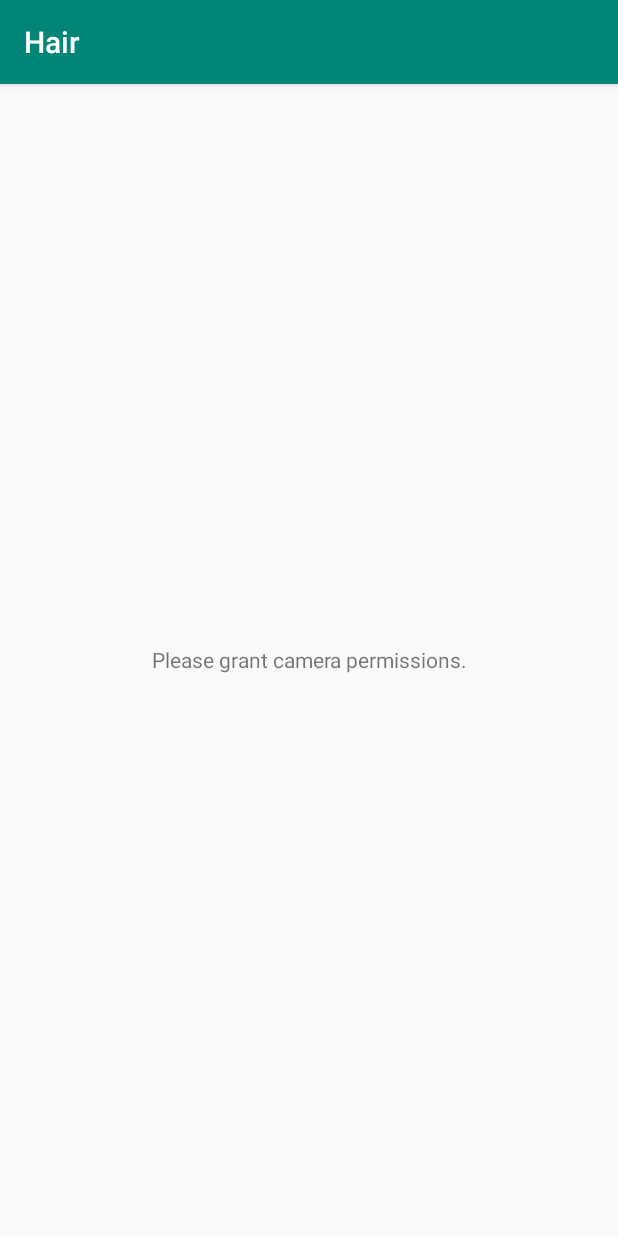
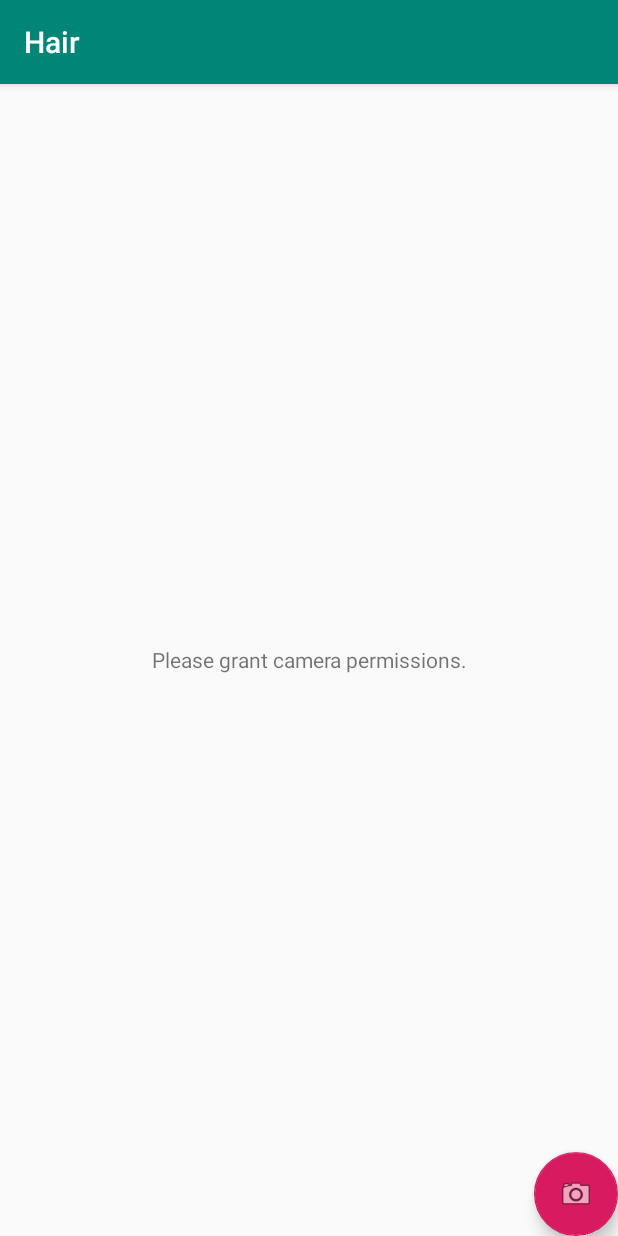
Before and after one commit to cube76/HairSegmentationExample, an Android app: the screen it shows after launch (MainActivity), on a phone screen of 412 x 824 dp. Run offline under Robolectric (Android 15) with nearby library versions, the phone set to English and light mode, and no system bars; libraries missing offline, so code that uses them is left out: androidx.camera.core, com.google.mediapipe.components, com.google.mediapipe.formats, com.google.mediapipe.framework, com.google.mediapipe.glutil; 14 statements that could not run were skipped.

Commit message:
save camera

```diff
--- a/app/src/main/AndroidManifest.xml
+++ b/app/src/main/AndroidManifest.xml
@@ -9,6 +9,8 @@
 
     <!-- For profiling -->
     <uses-permission android:name="android.permission.WRITE_EXTERNAL_STORAGE" />
+    <uses-permission android:name="android.permission.READ_EXTERNAL_STORAGE"/>
+    <uses-permission android:name="android.permission.MANAGE_EXTERNAL_STORAGE"/>
 
     <application
         android:allowBackup="true"
@@ -16,6 +18,7 @@
         android:label="Hair"
         android:roundIcon="@mipmap/ic_launcher_round"
         android:supportsRtl="true"
+        android:requestLegacyExternalStorage="true"
         android:theme="@style/AppTheme">
         <activity
             android:name=".MainActivity"
--- a/app/src/main/res/layout/activity_main.xml
+++ b/app/src/main/res/layout/activity_main.xml
@@ -1,9 +1,19 @@
 <?xml version="1.0" encoding="utf-8"?>
 <androidx.constraintlayout.widget.ConstraintLayout xmlns:android="http://schemas.android.com/apk/res/android"
     xmlns:app="http://schemas.android.com/apk/res-auto"
+    android:id="@+id/mainConstraint"
     xmlns:tools="http://schemas.android.com/tools"
     android:layout_width="match_parent"
     android:layout_height="match_parent">
+
+    <com.google.android.material.floatingactionbutton.FloatingActionButton
+        android:id="@+id/floatingActionButton"
+        android:layout_width="wrap_content"
+        android:layout_height="wrap_content"
+        android:clickable="true"
+        app:layout_constraintBottom_toBottomOf="@+id/preview_display_layout"
+        app:layout_constraintEnd_toEndOf="parent"
+        app:srcCompat="@android:drawable/ic_menu_camera" />
 
     <FrameLayout
         android:id="@+id/preview_display_layout"
@@ -16,5 +26,6 @@
             android:layout_width="fill_parent"
             android:gravity="center"
             android:text="@string/no_camera_access" />
+
     </FrameLayout>
 </androidx.constraintlayout.widget.ConstraintLayout>
```
Also changed, not shown: app/src/main/java/id/infidea/hairsegmentationexample/MainActivity.java (+78 -7 lines), 1 other file.
